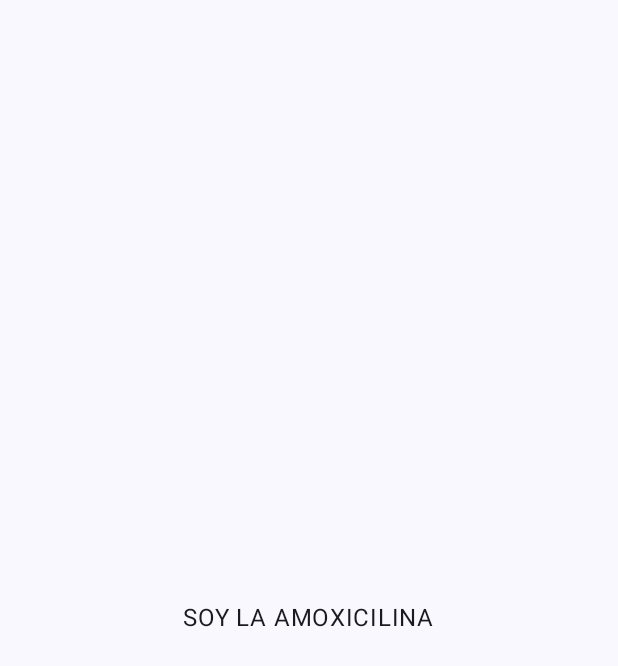
After one commit to Xaviervl/PastillasApp, an Android app built with Jetpack Compose: the composable AmoxicilinaScreen called with empty values, on a phone screen of 412 x 824 dp. The commit adds this screen. Shown: the top 666 px of the screen. Run offline under Robolectric (Android 15) with nearby library versions, the phone set to English and light mode, and no system bars.

Commit message:
Puedo seprara las pantallas gracias a la variable que recoge los nombres de los medicamentos, creare nuevas pantallas para que todos sean distintos entre si lo hare con if else if o switch ya lo ire viendo

```diff
--- /dev/null
+++ b/app/src/main/java/com/example/pastillasapp/AmoxicilinaScreen.kt
@@ -0,0 +1,28 @@
+package com.example.pastillasapp
+
+import androidx.compose.foundation.layout.Arrangement
+import androidx.compose.foundation.layout.Box
+import androidx.compose.foundation.layout.Column
+import androidx.compose.foundation.layout.fillMaxSize
+import androidx.compose.foundation.layout.fillMaxWidth
+import androidx.compose.foundation.layout.padding
+import androidx.compose.material3.Text
+import androidx.compose.runtime.Composable
+import androidx.compose.ui.Alignment
+import androidx.compose.ui.Modifier
+import androidx.compose.ui.unit.dp
+
+@Composable
+fun AmoxicilinaScreen(nombre: String) {
+    Box(
+        modifier = Modifier.fillMaxSize(),
+        contentAlignment = Alignment.Center // 🔥 Centra todo el contenido de la Box
+    ) {
+        Column(
+            horizontalAlignment = Alignment.CenterHorizontally, // 🔥 Centra los elementos dentro de la Column
+            verticalArrangement = Arrangement.Center // 🔥 Opcional si quieres que crezca en altura
+        ) {
+            Text(text = "SOY LA AMOXICILINA")
+        }
+    }
+}
--- a/app/src/main/java/com/example/pastillasapp/DetallePantalla.kt
+++ b/app/src/main/java/com/example/pastillasapp/ParacetamolScreen.kt
@@ -15,7 +15,7 @@ import androidx.compose.ui.unit.dp
 
 @OptIn(ExperimentalMaterial3Api::class)
 @Composable
-fun DetallePantalla(medicinanombre : String){
+fun ParacetamoslScreen(medicinanombre : String){
     Scaffold(
         topBar = {
             TopAppBar(title = { Text("Detalles del Medicamento") })
```
Also changed, not shown: app/src/main/java/com/example/pastillasapp/navegacion/NavigationWrapper.kt (+10 -2 lines).
